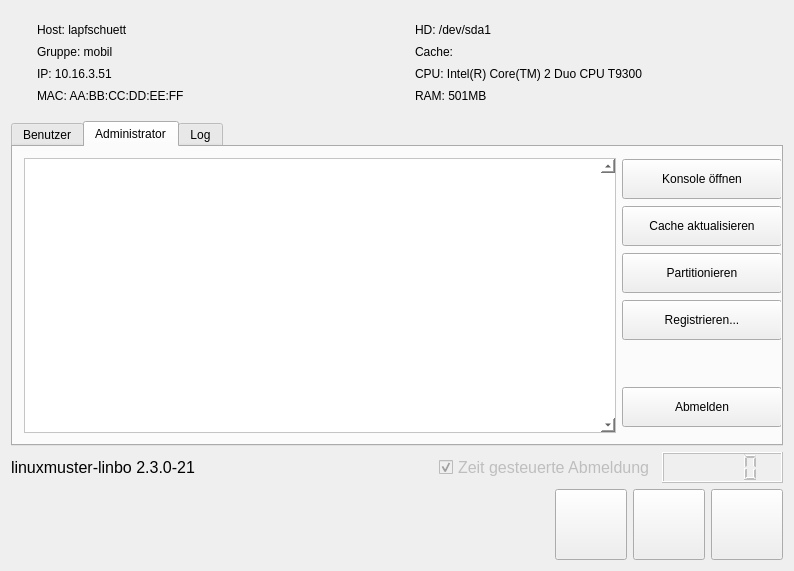
Qt form linbo_gui/linbogui.ui (linuxmuster/linuxmuster-linbo) before a commit.
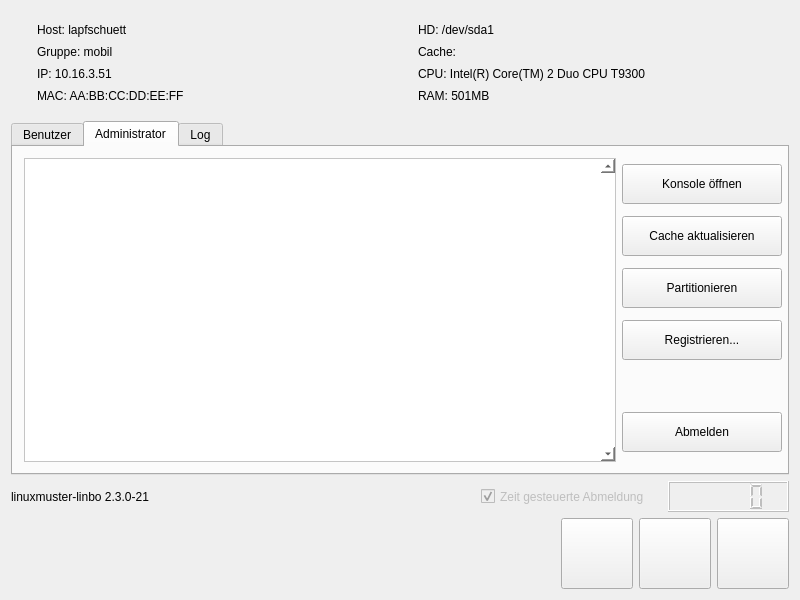
The same form after that commit. Icons and pictures are not drawn.

Commit message: main widget -> QMainWindow 800x5ff

```diff
--- a/linbo_gui/linbogui.ui
+++ b/linbo_gui/linbogui.ui
@@ -1,7 +1,19 @@
 <?xml version="1.0" encoding="UTF-8"?>
 <ui version="4.0">
  <class>LinboGUI</class>
- <widget class="QWidget" name="LinboGUI">
+ <widget class="QMainWindow" name="LinboGUI">
+  <property name="geometry" >
+   <rect>
+    <x>0</x>
+    <y>0</y>
+    <width>800</width>
+    <height>600</height>
+   </rect>
+  </property>
+  <property name="windowTitle" >
+   <string>Linbo</string>
+  </property>
+ <widget class="QWidget" name="centralwidget">
   <property name="windowModality">
    <enum>Qt::ApplicationModal</enum>
   </property>
@@ -553,11 +565,6 @@
          <verstretch>0</verstretch>
         </sizepolicy>
        </property>
-       <property name="font">
-        <font>
-         <pointsize>12</pointsize>
-        </font>
-       </property>
        <property name="autoFillBackground">
         <bool>false</bool>
        </property>
@@ -586,11 +593,6 @@
          <height>31</height>
         </size>
        </property>
-       <property name="font">
-        <font>
-         <pointsize>12</pointsize>
-        </font>
-       </property>
        <property name="text">
         <string>Zeit gesteuerte Abmeldung</string>
        </property>
@@ -695,6 +697,7 @@
     </layout>
    </item>
   </layout>
+  </widget>
  </widget>
  <layoutdefault spacing="6" margin="11"/>
  <resources/>
```
The commit also changes 5 other files.
